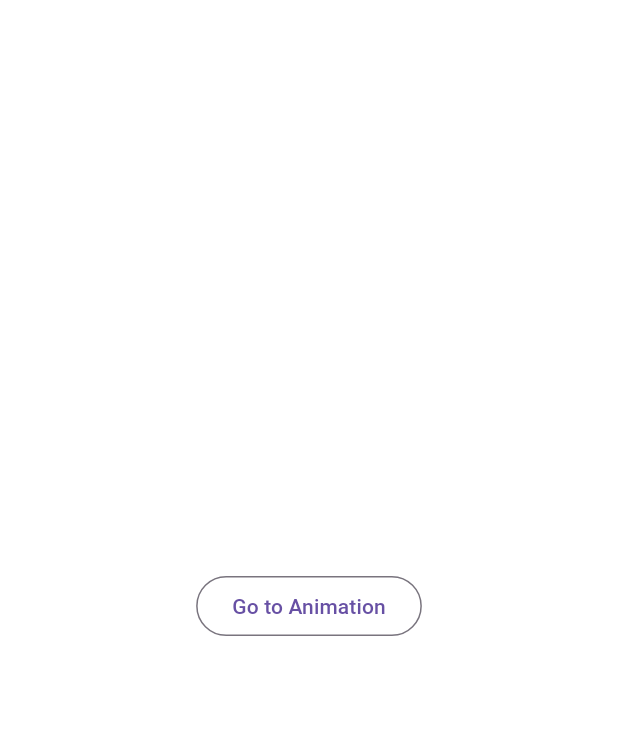
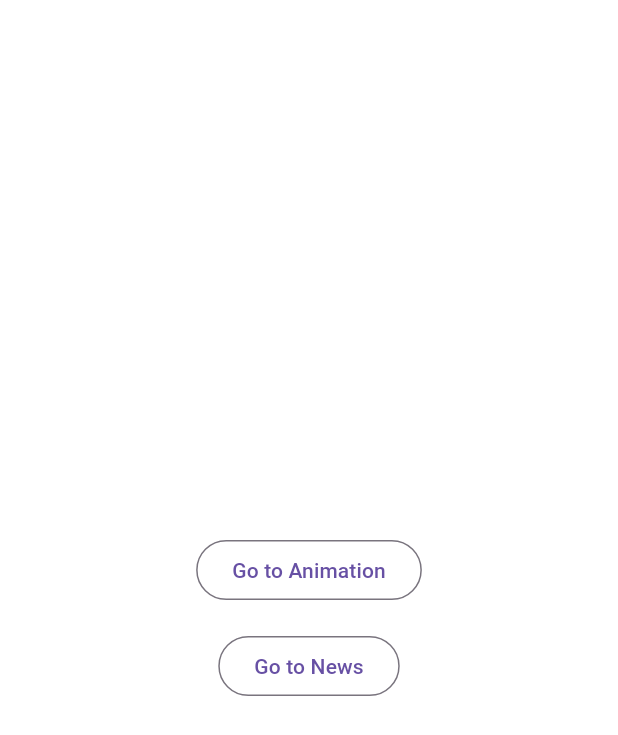
Before and after one commit to dianprsty/flutter-fundamental, a Flutter app: the SavedPage screen opened by its route, on a phone screen of 412 x 824 dp. Shown: the top 735 px of the screen. Run offline on Flutter 3.47's test engine with Material 3 defaults, Android fonts, the light colour scheme and no system bars; our stand-ins replace bloc, equatable, file_picker, flutter_bloc, flutter_colorpicker, fluttertoast and 4 more; accounts and stored records are empty; generated files the repository leaves out were written again.

Commit message:
week 9 demo bloc

```diff
--- a/lib/core/widget/custom_outlined_button.dart
+++ b/lib/core/widget/custom_outlined_button.dart
@@ -12,7 +12,7 @@ class CustomOutlinedButton extends StatelessWidget {
   @override
   Widget build(BuildContext context) {
     return ElevatedButton(
-      onPressed: () {},
+      onPressed: onPressed,
       style: ElevatedButton.styleFrom(
         backgroundColor: Colors.white,
         shape: RoundedRectangleBorder(
--- /dev/null
+++ b/lib/feature/news/bloc/news_bloc.dart
@@ -0,0 +1,46 @@
+import 'package:bloc/bloc.dart';
+import 'package:equatable/equatable.dart';
+import 'package:flutter_fundamental/core/data/entity/news_model.dart';
+import 'package:flutter_fundamental/core/data/local/objectbox/objectbox.dart';
+
+part 'news_event.dart';
+part 'news_state.dart';
+
+class NewsBloc extends Bloc<NewsEvent, NewsState> {
+  final ObjectBox objectbox;
+  NewsBloc(this.objectbox) : super(NewsLoading()) {
+    on<GetNews>(_onGetNews);
+    on<AddNews>(_onAddNews);
+    on<UpdateNews>(_onUpdateNews);
+    on<DeleteNews>(_onDeleteNews);
+  }
+
+  void _onGetNews(GetNews event, Emitter<NewsState> emit) async {
+    emit(NewsLoading());
+    await Future.delayed(const Duration(seconds: 2));
+    final news = objectbox.store.box<NewsModel>().getAll();
+
+    emit(NewsSuccess(news));
+  }
+
+  void _onAddNews(AddNews event, Emitter<NewsState> emit) async {
+    emit(NewsLoading());
+    await Future.delayed(const Duration(seconds: 2));
+    objectbox.store.box<NewsModel>().put(event.newsModel);
+    emit(NewsSuccess(objectbox.store.box<NewsModel>().getAll()));
+  }
+
+  void _onUpdateNews(UpdateNews event, Emitter<NewsState> emit) async {
+    emit(NewsLoading());
+    await Future.delayed(const Duration(seconds: 2));
+    objectbox.store.box<NewsModel>().put(event.newsModel);
+    emit(NewsSuccess(objectbox.store.box<NewsModel>().getAll()));
+  }
+
+  void _onDeleteNews(DeleteNews event, Emitter<NewsState> emit) async {
+    emit(NewsLoading());
+    await Future.delayed(const Duration(seconds: 2));
+    objectbox.store.box<NewsModel>().remove(event.id);
+    emit(NewsSuccess(objectbox.store.box<NewsModel>().getAll()));
+  }
+}
--- /dev/null
+++ b/lib/feature/news/bloc/news_event.dart
@@ -0,0 +1,25 @@
+part of 'news_bloc.dart';
+
+sealed class NewsEvent extends Equatable {
+  const NewsEvent();
+
+  @override
+  List<Object> get props => [];
+}
+
+class GetNews extends NewsEvent {}
+
+class AddNews extends NewsEvent {
+  final NewsModel newsModel;
+  const AddNews(this.newsModel);
+}
+
+class UpdateNews extends NewsEvent {
+  final NewsModel newsModel;
+  const UpdateNews(this.newsModel);
+}
+
+class DeleteNews extends NewsEvent {
+  final int id;
+  const DeleteNews(this.id);
+}
--- /dev/null
+++ b/lib/feature/news/bloc/news_state.dart
@@ -0,0 +1,17 @@
+part of 'news_bloc.dart';
+
+sealed class NewsState extends Equatable {
+  const NewsState();
+
+  @override
+  List<Object> get props => [];
+}
+
+final class NewsLoading extends NewsState {}
+
+final class NewsSuccess extends NewsState {
+  final List<NewsModel> news;
+  const NewsSuccess(this.news);
+}
+
+final class NewsError extends NewsState {}
--- a/lib/feature/news/news_form.dart
+++ b/lib/feature/news/view/news_form.dart
@@ -2,13 +2,13 @@ import 'dart:developer';
 import 'dart:io';
 
 import 'package:flutter/material.dart';
+import 'package:flutter_bloc/flutter_bloc.dart';
 import 'package:flutter_fundamental/core/data/entity/news_model.dart';
 import 'package:flutter_fundamental/core/widget/custom_outlined_button.dart';
 import 'package:flutter_fundamental/core/widget/custom_text_field.dart';
 import 'package:flutter_fundamental/core/widget/primary_button.dart';
-import 'package:flutter_fundamental/main.dart';
+import 'package:flutter_fundamental/feature/news/bloc/news_bloc.dart';
 import 'package:image_picker/image_picker.dart';
-import 'package:objectbox/objectbox.dart';
 
 class NewsForm extends StatefulWidget {
   final NewsModel? news;
@@ -24,7 +24,6 @@ class _NewsFormState extends State<NewsForm> {
   final _categoryController = TextEditingController();
   DateTime? _selectedDate;
   XFile? _image;
-  Box<NewsModel> newsBox = objectbox.store.box<NewsModel>();
 
   @override
   void initState() {
@@ -152,7 +151,11 @@ class _NewsFormState extends State<NewsForm> {
                 imageUrl: _image?.path,
               );
 
-              newsBox.put(news);
+              if (widget.news != null) {
+                context.read<NewsBloc>().add(UpdateNews(news));
+              } else {
+                context.read<NewsBloc>().add(AddNews(news));
+              }
 
               setState(() {
                 _titleController.clear();
--- a/lib/feature/saved/saved_page.dart
+++ b/lib/feature/saved/saved_page.dart
@@ -1,7 +1,7 @@
 import 'dart:developer';
 
 import 'package:flutter/material.dart';
-import 'package:flutter_fundamental/feature/news/news_page.dart';
+import 'package:flutter_fundamental/feature/news/view/news_page.dart';
 import 'package:flutter_fundamental/feature/responsive/responsive.dart';
 import 'package:flutter_fundamental/feature/todo/todo_page.dart';
 
@@ -31,14 +31,14 @@ class SavedPage extends StatelessWidget {
           //   child: const Text('Go to Responsive'),
           // ),
           // const SizedBox(height: 16),
-          // OutlinedButton(
-          //   onPressed: () {
-          //     Navigator.of(context).push(MaterialPageRoute(
-          //       builder: (context) => const NewsPage(),
-          //     ));
-          //   },
-          //   child: const Text('Go to News'),
-          // ),
+          OutlinedButton(
+            onPressed: () {
+              Navigator.of(context).push(MaterialPageRoute(
+                builder: (context) => const NewsPage(),
+              ));
+            },
+            child: const Text('Go to News'),
+          ),
           // const SizedBox(height: 16),
           // OutlinedButton(
           //   onPressed: () {
--- a/pubspec.yaml
+++ b/pubspec.yaml
@@ -28,10 +28,13 @@ environment:
 # the latest version available on pub.dev. To see which dependencies have newer
 # versions available, run `flutter pub outdated`.
 dependencies:
+  bloc: ^8.1.4
   cupertino_icons: ^1.0.8
+  equatable: ^2.0.7
   file_picker: ^8.1.3
   flutter:
     sdk: flutter
+  flutter_bloc: ^8.1.6
   flutter_colorpicker: ^1.1.0
   fluttertoast: ^8.2.8
   image_picker: ^1.1.2
```
Also changed, not shown: lib/feature/news/news_page.dart (deleted, +0 -112 lines), lib/feature/news/view/news_page.dart (added, +117 -0 lines), lib/main.dart (+6 -1 lines), lib/feature/news/view/news_card.dart (renamed from lib/feature/news/news_card.dart), pubspec.lock.
